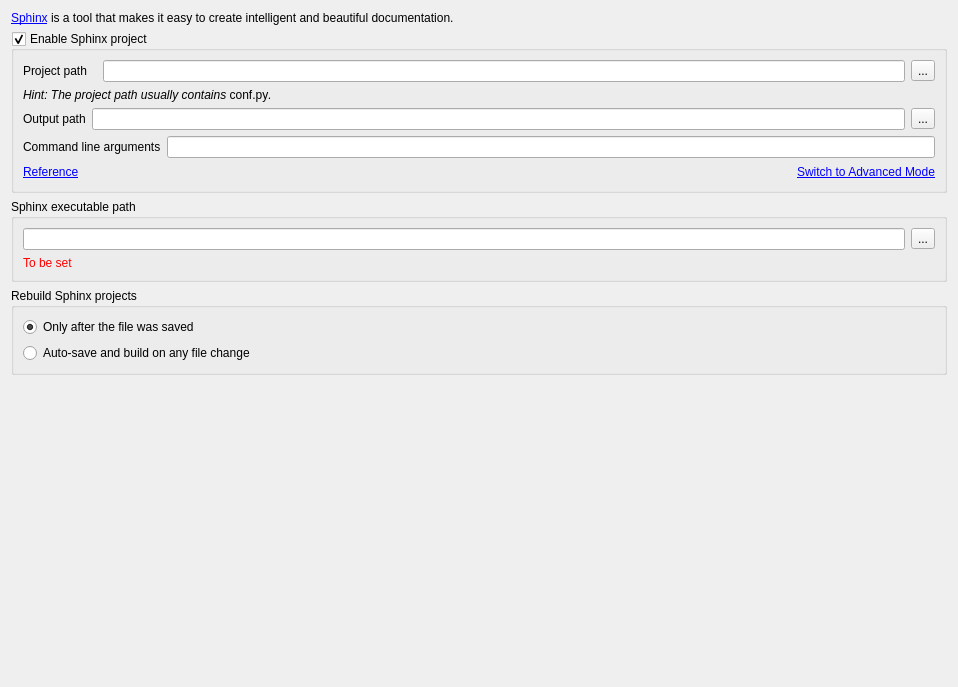
The window that enki/plugins/preview/Sphinx_Settings.ui (andreikop/enki) describes before a commit, drawn with Qt 5.
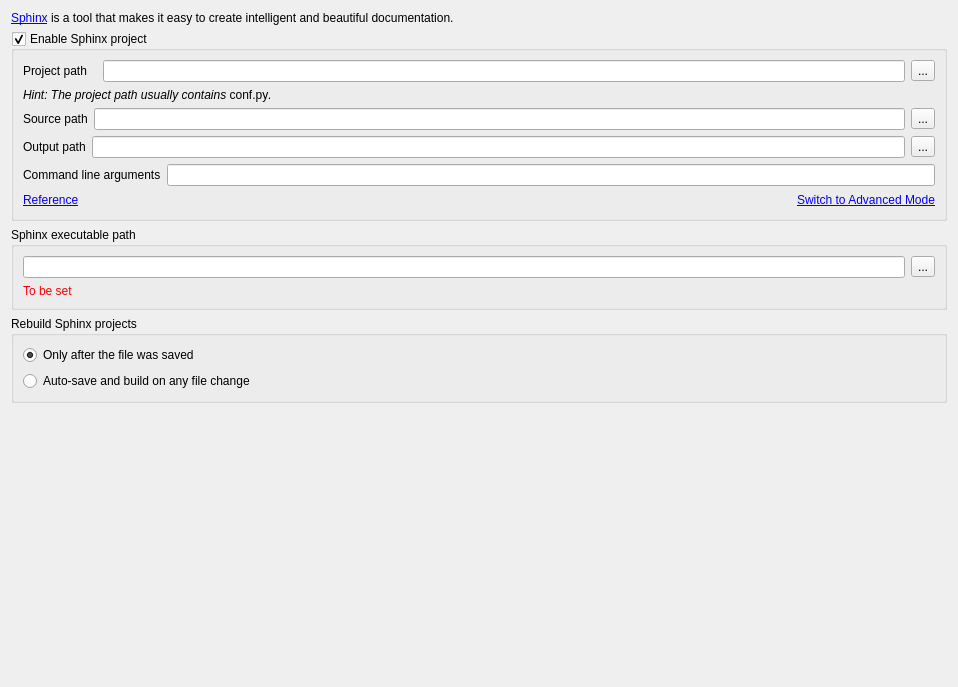
The same window after the commit.

Commit message: Add: A source path to the Preview config.

The edit to the form file:
```diff
--- a/enki/plugins/preview/Sphinx_Settings.ui
+++ b/enki/plugins/preview/Sphinx_Settings.ui
@@ -68,18 +68,39 @@
        </widget>
       </item>
       <item>
-       <layout class="QGridLayout" name="gridLtNotAdvancedSettings">
-        <item row="0" column="0">
+       <layout class="QHBoxLayout" name="horizontalLayout_5">
+        <item>
+         <widget class="QLabel" name="lbSphinxSourcePath">
+          <property name="text">
+           <string>Source path</string>
+          </property>
+         </widget>
+        </item>
+        <item>
+         <widget class="QLineEdit" name="leSphinxSourcePath"/>
+        </item>
+        <item>
+         <widget class="QToolButton" name="tbSphinxSourcePath">
+          <property name="text">
+           <string>...</string>
+          </property>
+         </widget>
+        </item>
+       </layout>
+      </item>
+      <item>
+       <layout class="QHBoxLayout" name="horizontalLayout_4">
+        <item>
          <widget class="QLabel" name="lbSphinxOutputPath">
           <property name="text">
            <string>Output path</string>
           </property>
          </widget>
         </item>
-        <item row="0" column="1">
+        <item>
          <widget class="QLineEdit" name="leSphinxOutputPath"/>
         </item>
-        <item row="0" column="2">
+        <item>
          <widget class="QToolButton" name="pbSphinxOutputPath">
           <property name="text">
            <string>...</string>
```
Left out of the diff: 2 changed lines with no effect on the pictures. The commit also changes 4 other files.
